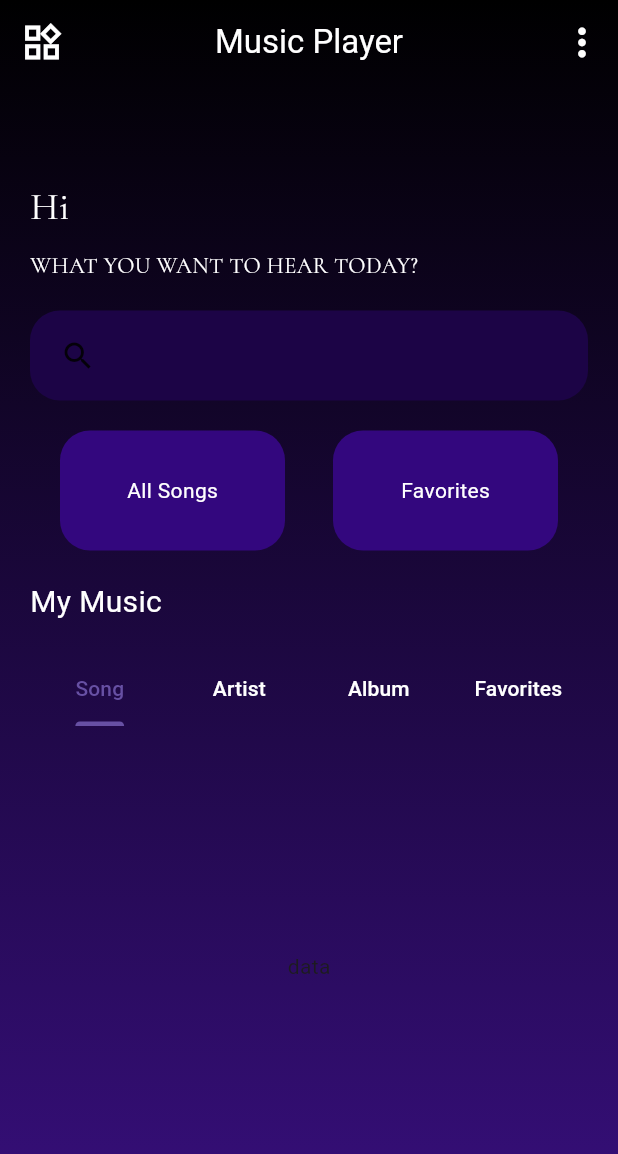
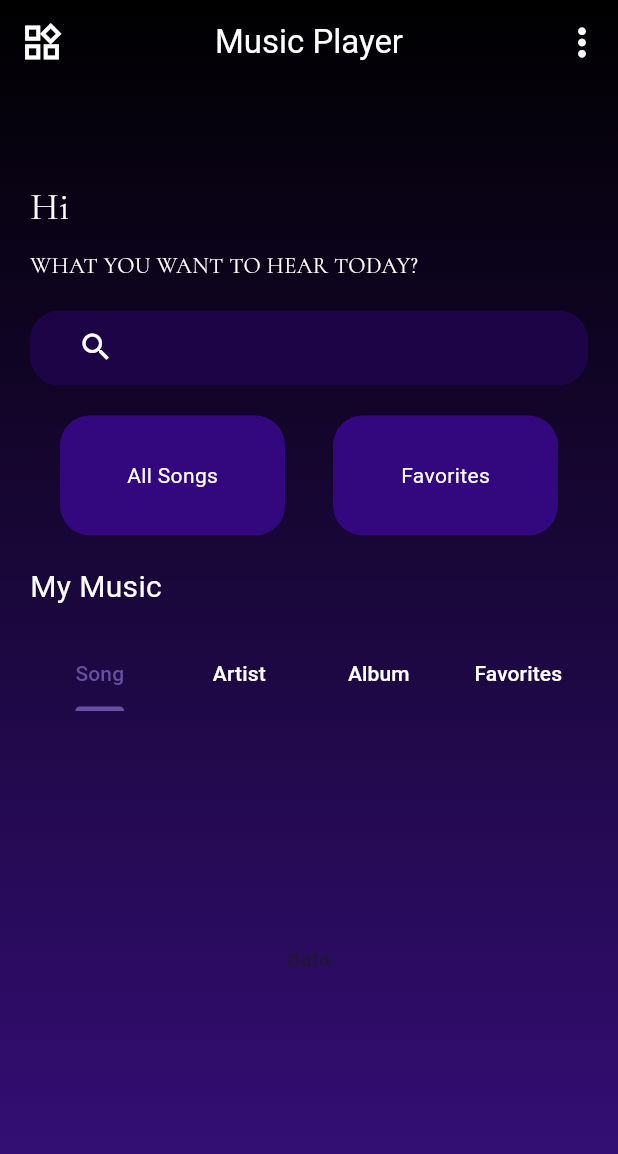
Before and after one commit to jilkujiptha/MusicApp, a Flutter app: the MusicPage screen opened by its route, on a phone screen of 412 x 824 dp. Shown: the top 1154 px of the screen. Run offline on Flutter 3.47's test engine with Material 3 defaults, Android fonts, the phone set to English and light mode, and no system bars; our stand-ins replace firebase_auth, firebase_core, google_sign_in; accounts and stored records are empty.

Commit message:
music updated

```diff
--- a/musicapp/lib/MusicPage.dart
+++ b/musicapp/lib/MusicPage.dart
@@ -87,18 +87,28 @@ class _MusicPageState extends State<MusicPage> with TickerProviderStateMixin {
                 height: 20,
               ),
               Container(
-                padding: EdgeInsets.only(left: 20),
-                width: double.infinity,
-                height: 60,
-                decoration: BoxDecoration(
+                  padding: EdgeInsets.only(left: 20, right: 20),
+                  width: double.infinity,
+                  height: 50,
+                  decoration: BoxDecoration(
                     borderRadius: BorderRadius.circular(20),
-                    color: const Color.fromARGB(255, 28, 4, 70),),
-                    child: Row(
-                      children: [
-                        Icon(Icons.search)
-                      ],
+                    color: const Color.fromARGB(255, 28, 4, 70),
+                  ),
+                  child: Expanded(
+                    child: TextField(
+                      decoration: InputDecoration(
+                        border: InputBorder.none,
+                        prefixIcon: IconButton(
+                          onPressed: () {},
+                          icon: Icon(
+                            Icons.search,
+                            color: Colors.white,
+                          ),
+                        ),
+                      ),
+                      style: TextStyle(color: Colors.white),
                     ),
-              ),
+                  )),
               SizedBox(
                 height: 20,
               ),
--- a/musicapp/lib/main.dart
+++ b/musicapp/lib/main.dart
@@ -13,12 +13,12 @@ void main() async {
   );
 
   runApp(MaterialApp(
-    home: MainPage(),
+    home: MusicPage(),
     routes: {
-      "listen":(context)=>Listenmusic(),
-      "login":(context)=>LoginPage(),
-      "main":(context)=>MainPage(),
-      "music":(context)=>MusicPage()
+      "listen": (context) => Listenmusic(),
+      "login": (context) => LoginPage(),
+      "main": (context) => MainPage(),
+      "music": (context) => MusicPage()
     },
   ));
 }
```
Also changed, not shown: 2 other files.
